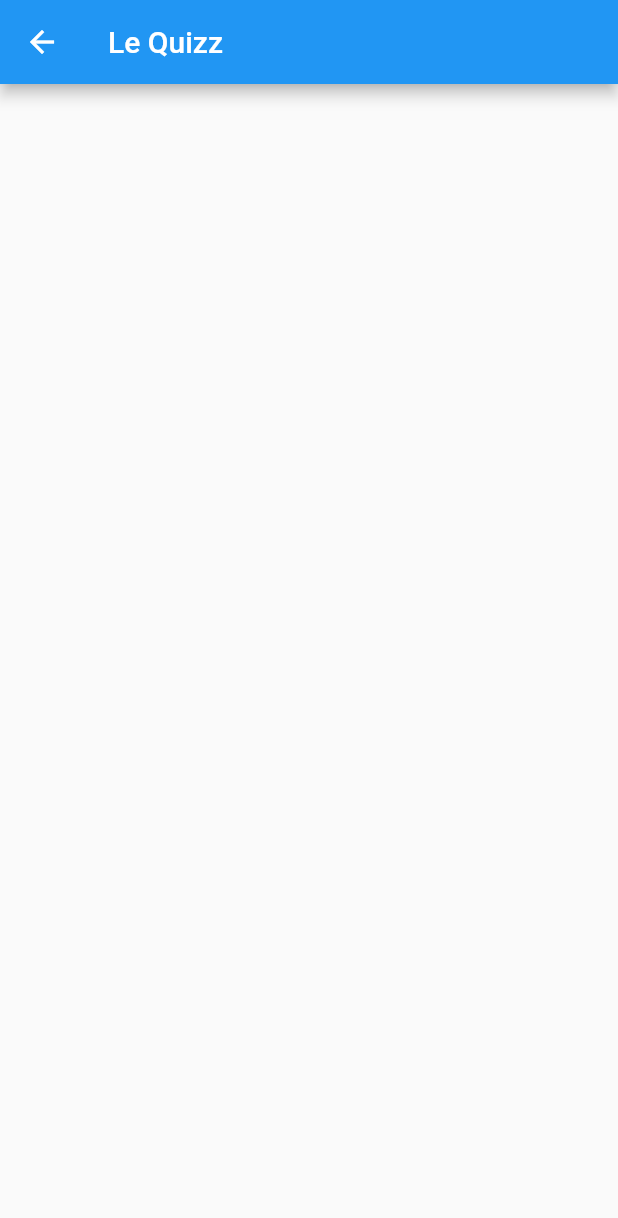
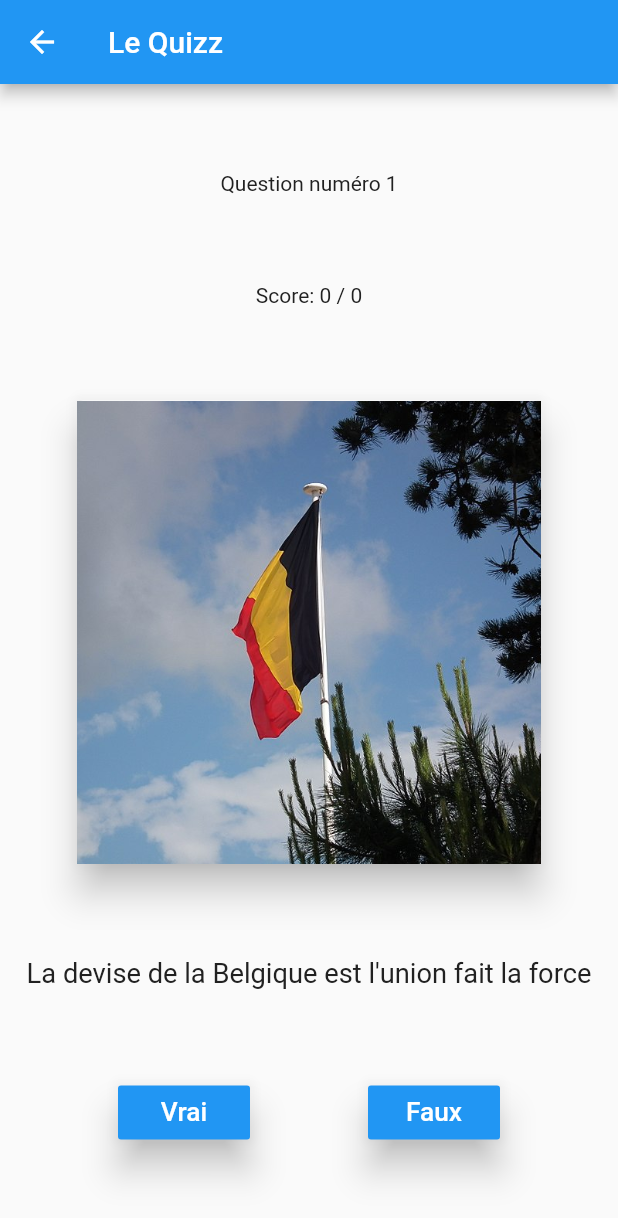
Before and after one commit to alxreed/quizz_app, a Flutter app: the PageQuizz screen opened directly, on a phone screen of 412 x 824 dp. Shown: the top 1218 px of the screen. Run offline on Flutter 3.47's test engine with Material 2 defaults, Android fonts, the phone set to English and light mode, and no system bars.

Commit message:
quizz app done

```diff
--- /dev/null
+++ b/lib/models/question.dart
@@ -0,0 +1,16 @@
+
+class Question {
+
+  String question;
+  bool reponse;
+  String explication;
+  String imagePath;
+
+  Question(String question, bool reponse, String explication, String imagePath) {
+    this.question = question;
+    this.reponse = reponse;
+    this.explication = explication;
+    this.imagePath = imagePath;
+  }
+
+}
--- a/lib/widgets/page_quizz.dart
+++ b/lib/widgets/page_quizz.dart
@@ -1,5 +1,6 @@
 import 'package:flutter/material.dart';
 import 'package:quizz_app/widgets/custom_text.dart';
+import 'package:quizz_app/models/question.dart';
 
 class PageQuizz extends StatefulWidget {
 
@@ -11,17 +12,141 @@ class PageQuizz extends StatefulWidget {
 
 class _PageQuizzState extends State<PageQuizz> {
 
+  Question question;
+
+  List<Question> listeQuestions = [
+    new Question('La devise de la Belgique est l\'union fait la force', true, '', 'belgique.JPG'),
+    new Question('La lune va finir par tomber sur terre à cause de la gravité', false, 'Au contraire la lune s\'éloigne', 'lune.jpg'),
+    new Question('La Russie est plus grande en superficie que Pluton', true, '', 'russie.jpg'),
+    new Question('Nyctalope est une race naine d\'antilope', false, 'C’est une aptitude à voir dans le noir', 'nyctalope.jpg'),
+    new Question('Le Commodore 64 est l\’oridnateur de bureau le plus vendu', true, '', 'commodore.jpg'),
+    new Question('Le nom du drapeau des pirates es black skull', false, 'Il est appelé Jolly Roger', 'pirate.png'),
+    new Question('Haddock est le nom du chien Tintin', false, 'C\'est Milou', 'tintin.jpg'),
+    new Question('La barbe des pharaons était fausse', true, 'A l\'époque déjà ils utilisaient des postiches', 'pharaon.jpg'),
+    new Question('Au Québec tire toi une bûche veut dire viens viens t\'asseoir', true, 'La bûche, fameuse chaise de bucheron', 'buche.jpg'),
+    new Question('Le module lunaire Eagle de possédait de 4Ko de Ram', true, 'Dire que je me plains avec mes 8GO de ram sur mon mac', 'eagle.jpg'),
+  ];
+
+  int index = 0;
+  int score = 0;
+
+  @override
+  void initState() {
+    super.initState();
+    question = listeQuestions[index];
+  }
+
   @override
     Widget build(BuildContext context) {
-      // TODO: implement build
+      double taille = MediaQuery.of(context).size.width * 0.75;
       return new Scaffold(
         appBar: new AppBar(
           title: new CustomText("Le Quizz"),
         ),
         body: new Center(
-
+          child: new Column(
+            mainAxisAlignment: MainAxisAlignment.spaceEvenly,
+            children: <Widget>[
+              new CustomText("Question numéro ${index +1}", color: Colors.grey[900]),
+              new CustomText("Score: $score / $index", color: Colors.grey[900]),
+              new Card(
+                elevation: 10,
+                child: new Container(
+                  height: taille,
+                  width: taille,
+                  child: new Image.asset(
+                    "quizz assets/${question.imagePath}",
+                    fit: BoxFit.cover,
+                  ),
+                ),
+              ),
+              new CustomText(question.question, color: Colors.grey[900], factor: 1.3),
+              new Row(
+                mainAxisAlignment: MainAxisAlignment.spaceEvenly,
+                children: <Widget>[
+                  boutonBool(true),
+                  boutonBool(false)
+                ],
+              )
+            ],
+          ),
         ),
       );
     }
 
+  RaisedButton boutonBool(bool b) {
+    return new RaisedButton(
+      onPressed: (() => dialogue(b)),
+      elevation: 10,
+      color: Colors.blue,
+      child: new CustomText((b) ? "Vrai" : "Faux", factor: 1.25,),
+    );
+  }
+
+  Future<Null> dialogue(bool b) async {
+    bool bonneReponse = (b == question.reponse);
+    String vrai = "quizz assets/vrai.jpg";
+    String faux = "quizz assets/faux.jpg";
+
+
+    if (bonneReponse) {
+      score++;
+    }
+    return showDialog(
+      context: context,
+      barrierDismissible: false,
+      builder: (BuildContext context) {
+        return new SimpleDialog(
+          title: new CustomText((bonneReponse) ? "C'est gagné" : "Oups, perdu...", factor: 1.4, color: (bonneReponse) ? Colors.green : Colors.red),
+          contentPadding: EdgeInsets.all(20),
+          children: <Widget>[
+            new Image.asset((bonneReponse) ? vrai : faux, fit: BoxFit.cover,),
+            new Container(height: 25,),
+            new CustomText(question.explication, factor: 1.25, color: Colors.grey[900]),
+            new Container(height: 25,),
+            new RaisedButton(onPressed: () {
+              Navigator.pop(context);
+              questionSuivante();
+            },
+            child: new CustomText("Au suivant", factor: 1.25),
+            color: Colors.blue,
+            )
+          ],
+        );
+      }
+    );
+  }
+
+  Future<Null> alerte() async {
+    return showDialog(context: context,
+    barrierDismissible: false,
+    builder: (BuildContext buildContext) {
+      return new AlertDialog(
+        title: new CustomText("C'est fini", color: Colors.blue, factor: 1.25),
+        contentPadding: EdgeInsets.all(10),
+        content: new CustomText("Votre score: $score / $index", color: Colors.grey[900],),
+        actions: <Widget>[
+          new FlatButton(
+            onPressed: (() {
+              Navigator.pop(buildContext);
+              Navigator.pop(context);
+            }),
+            child: new CustomText("OK", factor: 1.25, color: Colors.blue),
+          )
+        ],
+      );
+    });
+  }
+
+  void questionSuivante() {
+    if (index < listeQuestions.length - 1) {
+      index++;
+      setState(() {
+        question = listeQuestions[index];
+      });
+    } else {
+      alerte();
+    }
+  }
+
 }
```
